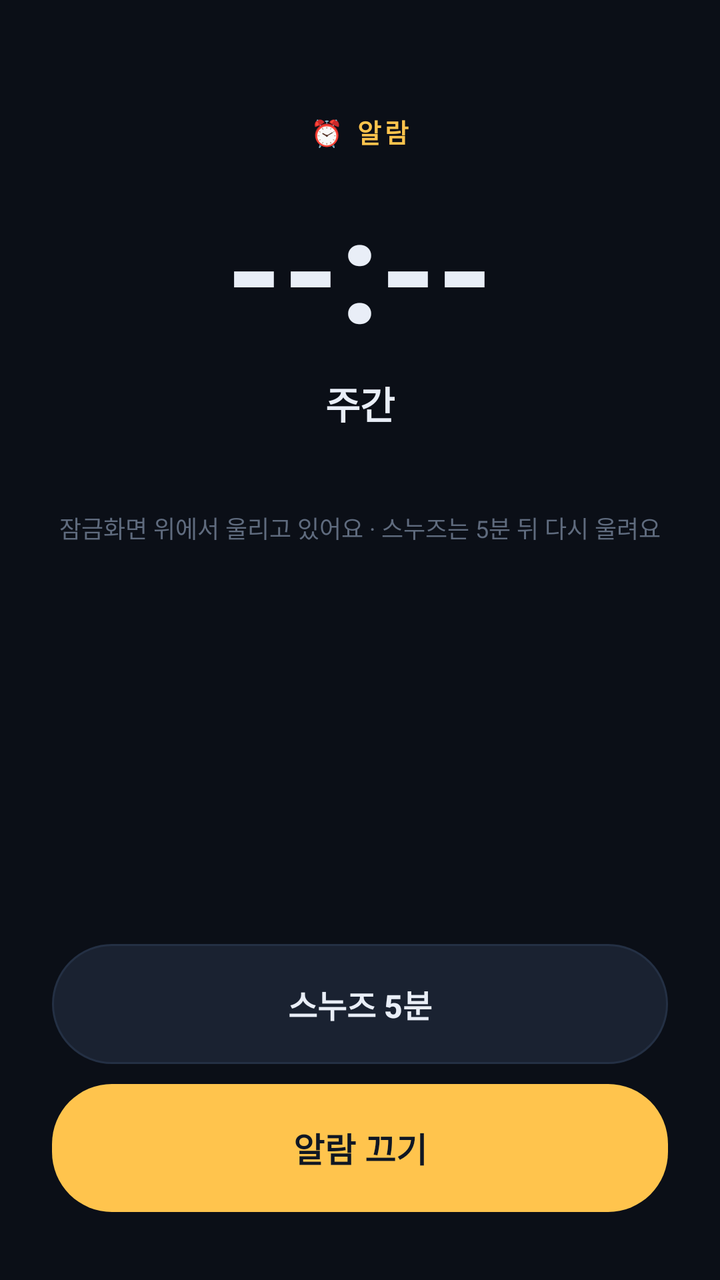
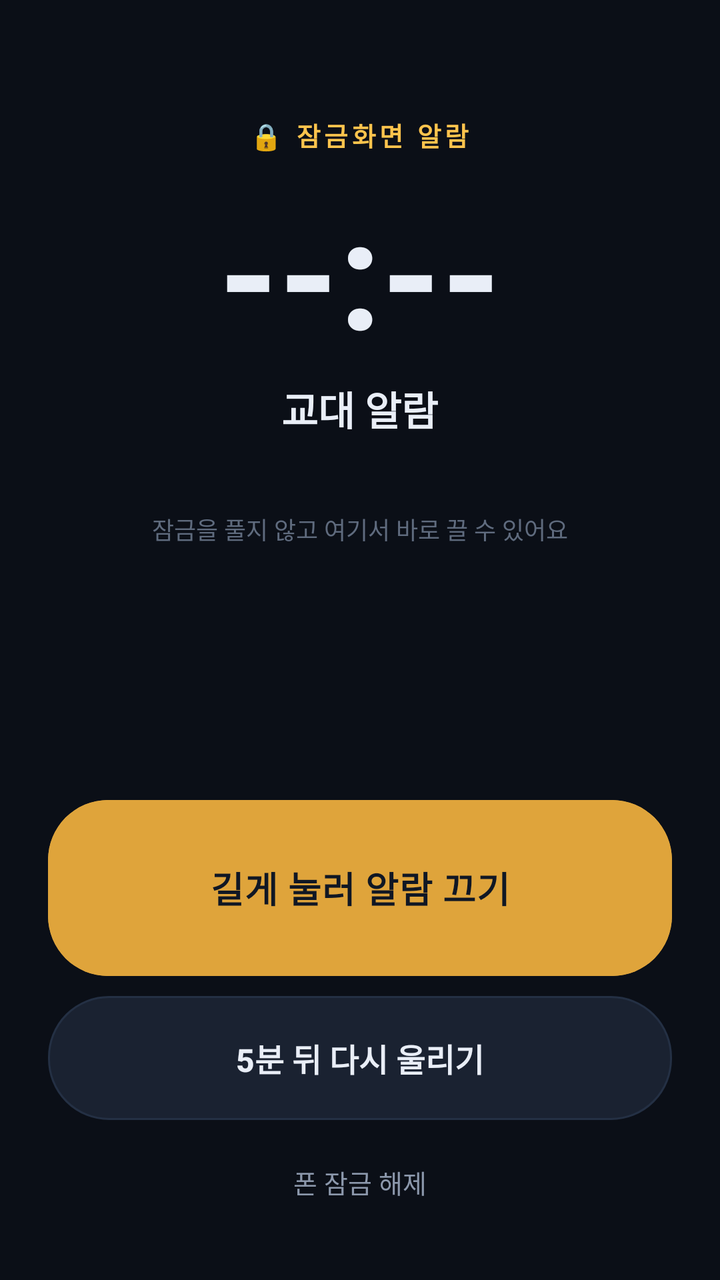

Compare the two renders of this Android layout. The source of the first and the diff that turns it into the second are given below.
<!-- AndroidManifest.xml: activity theme AlarmTheme -->
<!-- res/layout/activity_alarm.xml -->
<?xml version="1.0" encoding="utf-8"?>
<LinearLayout xmlns:android="http://schemas.android.com/apk/res/android"
    android:layout_width="match_parent"
    android:layout_height="match_parent"
    android:background="@color/bg"
    android:gravity="center_horizontal"
    android:orientation="vertical"
    android:paddingStart="26dp"
    android:paddingTop="56dp"
    android:paddingEnd="26dp"
    android:paddingBottom="34dp">

    <TextView
        android:id="@+id/alarmBadge"
        android:layout_width="wrap_content"
        android:layout_height="wrap_content"
        android:letterSpacing="0.14"
        android:text="\u23F0 알람"
        android:textColor="@color/amber"
        android:textSize="13sp"
        android:textStyle="bold" />

    <TextView
        android:id="@+id/alarmTime"
        android:layout_width="wrap_content"
        android:layout_height="wrap_content"
        android:layout_marginTop="10dp"
        android:text="--:--"
        android:textColor="@color/txt"
        android:textSize="72sp"
        android:textStyle="bold" />

    <TextView
        android:id="@+id/alarmLabel"
        android:layout_width="wrap_content"
        android:layout_height="wrap_content"
        android:layout_marginTop="6dp"
        android:text="주간"
        android:textColor="@color/txt"
        android:textSize="19sp"
        android:textStyle="bold" />

    <TextView
        android:id="@+id/alarmDate"
        android:layout_width="wrap_content"
        android:layout_height="wrap_content"
        android:layout_marginTop="8dp"
        android:text=""
        android:textColor="@color/dim"
        android:textSize="13sp" />

    <TextView
        android:id="@+id/alarmNote"
        android:layout_width="wrap_content"
        android:layout_height="wrap_content"
        android:layout_marginTop="14dp"
        android:gravity="center"
        android:text="@string/alarm_hint"
        android:textColor="@color/dim2"
        android:textSize="12sp" />

    <Space
        android:layout_width="match_parent"
        android:layout_height="0dp"
        android:layout_weight="1" />

    <Button
        android:id="@+id/btnSnooze"
        android:layout_width="match_parent"
        android:layout_height="60dp"
        android:layout_marginBottom="10dp"
        android:background="@drawable/bg_pill_dark"
        android:stateListAnimator="@null"
        android:text="@string/btn_snooze"
        android:textAllCaps="false"
        android:textColor="@color/txt"
        android:textSize="16sp"
        android:textStyle="bold" />

    <Button
        android:id="@+id/btnStop"
        android:layout_width="match_parent"
        android:layout_height="64dp"
        android:background="@drawable/bg_pill_amber"
        android:stateListAnimator="@null"
        android:text="@string/btn_stop"
        android:textAllCaps="false"
        android:textColor="#101724"
        android:textSize="17sp"
        android:textStyle="bold" />
</LinearLayout>
<!-- resources referenced by this layout -->
<resources>
  <color name="amber">#FFC44D</color>
  <color name="bg">#0B0F17</color>
  <color name="dim">#8C98AC</color>
  <color name="dim2">#5F6B7E</color>
  <color name="txt">#E9EEF7</color>
  <!-- drawable bg_pill_amber (drawable) -->
  <?xml version="1.0" encoding="utf-8"?>
  <shape xmlns:android="http://schemas.android.com/apk/res/android"
      android:shape="rectangle">
      <solid android:color="@color/amber" />
      <corners android:radius="30dp" />
  </shape>
  <!-- drawable bg_pill_dark (drawable) -->
  <?xml version="1.0" encoding="utf-8"?>
  <shape xmlns:android="http://schemas.android.com/apk/res/android"
      android:shape="rectangle">
      <solid android:color="@color/card2" />
      <corners android:radius="30dp" />
      <stroke
          android:width="1dp"
          android:color="@color/line" />
  </shape>
  <string name="alarm_hint">잠금화면 위에서 울리고 있어요 · 스누즈는 5분 뒤 다시 울려요</string>
  <string name="btn_snooze">스누즈 5분</string>
  <string name="btn_stop">알람 끄기</string>
  <style name="AlarmTheme" parent="android:Theme.Material.NoActionBar">
          <item name="android:windowBackground">@color/bg</item>
          <item name="android:colorBackground">@color/bg</item>
          <item name="android:statusBarColor">@color/bg</item>
          <item name="android:navigationBarColor">@color/bg</item>
          <item name="android:windowShowWallpaper">false</item>
          <item name="android:windowNoTitle">true</item>
      </style>
  <color name="card2">#1A2231</color>
  <color name="line">#243044</color>
</resources>

<!-- the commit's change to res/layout/activity_alarm.xml (unified diff, before → after) -->
@@ -5,17 +5,17 @@
     android:background="@color/bg"
     android:gravity="center_horizontal"
     android:orientation="vertical"
-    android:paddingStart="26dp"
-    android:paddingTop="56dp"
-    android:paddingEnd="26dp"
-    android:paddingBottom="34dp">
+    android:paddingStart="24dp"
+    android:paddingTop="58dp"
+    android:paddingEnd="24dp"
+    android:paddingBottom="26dp">
 
     <TextView
         android:id="@+id/alarmBadge"
         android:layout_width="wrap_content"
         android:layout_height="wrap_content"
         android:letterSpacing="0.14"
-        android:text="\u23F0 알람"
+        android:text="@string/alarm_badge"
         android:textColor="@color/amber"
         android:textSize="13sp"
         android:textStyle="bold" />
@@ -24,36 +24,36 @@
         android:id="@+id/alarmTime"
         android:layout_width="wrap_content"
         android:layout_height="wrap_content"
-        android:layout_marginTop="10dp"
+        android:layout_marginTop="8dp"
         android:text="--:--"
         android:textColor="@color/txt"
-        android:textSize="72sp"
+        android:textSize="76sp"
         android:textStyle="bold" />
 
     <TextView
         android:id="@+id/alarmLabel"
         android:layout_width="wrap_content"
         android:layout_height="wrap_content"
-        android:layout_marginTop="6dp"
-        android:text="주간"
+        android:layout_marginTop="4dp"
+        android:text="@string/app_name"
         android:textColor="@color/txt"
-        android:textSize="19sp"
+        android:textSize="20sp"
         android:textStyle="bold" />
 
     <TextView
         android:id="@+id/alarmDate"
         android:layout_width="wrap_content"
         android:layout_height="wrap_content"
-        android:layout_marginTop="8dp"
+        android:layout_marginTop="7dp"
         android:text=""
         android:textColor="@color/dim"
         android:textSize="13sp" />
 
     <TextView
-        android:id="@+id/alarmNote"
+        android:id="@+id/alarmHint"
         android:layout_width="wrap_content"
         android:layout_height="wrap_content"
-        android:layout_marginTop="14dp"
+        android:layout_marginTop="12dp"
         android:gravity="center"
         android:text="@string/alarm_hint"
         android:textColor="@color/dim2"
@@ -64,11 +64,40 @@
         android:layout_height="0dp"
         android:layout_weight="1" />
 
+    
+    <FrameLayout
+        android:id="@+id/stopBox"
+        android:layout_width="match_parent"
+        android:layout_height="88dp"
+        android:background="@drawable/bg_pill_amber"
+        android:clipToOutline="true"
+        android:clickable="true"
+        android:contentDescription="@string/btn_stop_hold"
+        android:focusable="true">
+
+        <View
+            android:id="@+id/stopFill"
+            android:layout_width="match_parent"
+            android:layout_height="match_parent"
+            android:background="@color/amber_fill" />
+
+        <TextView
+            android:id="@+id/stopLabel"
+            android:layout_width="match_parent"
+            android:layout_height="match_parent"
+            android:gravity="center"
+            android:letterSpacing="0.02"
+            android:text="@string/btn_stop_hold"
+            android:textColor="#101724"
+            android:textSize="18sp"
+            android:textStyle="bold" />
+    </FrameLayout>
+
     <Button
         android:id="@+id/btnSnooze"
         android:layout_width="match_parent"
-        android:layout_height="60dp"
-        android:layout_marginBottom="10dp"
+        android:layout_height="62dp"
+        android:layout_marginTop="10dp"
         android:background="@drawable/bg_pill_dark"
         android:stateListAnimator="@null"
         android:text="@string/btn_snooze"
@@ -77,15 +106,25 @@
         android:textSize="16sp"
         android:textStyle="bold" />
 
+    <TextView
+        android:id="@+id/alarmPermNote"
+        android:layout_width="match_parent"
+        android:layout_height="wrap_content"
+        android:layout_marginTop="12dp"
+        android:gravity="center"
+        android:textColor="@color/amber2"
+        android:textSize="11.5sp"
+        android:visibility="gone" />
+
     <Button
-        android:id="@+id/btnStop"
+        android:id="@+id/btnUnlock"
         android:layout_width="match_parent"
-        android:layout_height="64dp"
-        android:background="@drawable/bg_pill_amber"
+        android:layout_height="46dp"
+        android:layout_marginTop="8dp"
+        android:background="@android:color/transparent"
         android:stateListAnimator="@null"
-        android:text="@string/btn_stop"
+        android:text="@string/btn_unlock"
         android:textAllCaps="false"
-        android:textColor="#101724"
-        android:textSize="17sp"
-        android:textStyle="bold" />
+        android:textColor="@color/dim"
+        android:textSize="13sp" />
 </LinearLayout>
<!-- resource entries referenced after the edit -->
@@ -1,6 +1,8 @@
 <!-- resources referenced by this layout -->
 <resources>
   <color name="amber">#FFC44D</color>
+  <color name="amber2">#FFB020</color>
+  <color name="amber_fill">#FFDFA43B</color>
   <color name="bg">#0B0F17</color>
   <color name="dim">#8C98AC</color>
   <color name="dim2">#5F6B7E</color>
@@ -22,9 +24,12 @@
           android:width="1dp"
           android:color="@color/line" />
   </shape>
-  <string name="alarm_hint">잠금화면 위에서 울리고 있어요 · 스누즈는 5분 뒤 다시 울려요</string>
-  <string name="btn_snooze">스누즈 5분</string>
-  <string name="btn_stop">알람 끄기</string>
+  <string name="alarm_badge">\uD83D\uDD12 잠금화면 알람</string>
+  <string name="alarm_hint">잠금을 풀지 않고 여기서 바로 끌 수 있어요</string>
+  <string name="app_name">교대 알람</string>
+  <string name="btn_snooze">5분 뒤 다시 울리기</string>
+  <string name="btn_stop_hold">길게 눌러 알람 끄기</string>
+  <string name="btn_unlock">폰 잠금 해제</string>
   <style name="AlarmTheme" parent="android:Theme.Material.NoActionBar">
           <item name="android:windowBackground">@color/bg</item>
           <item name="android:colorBackground">@color/bg</item>
